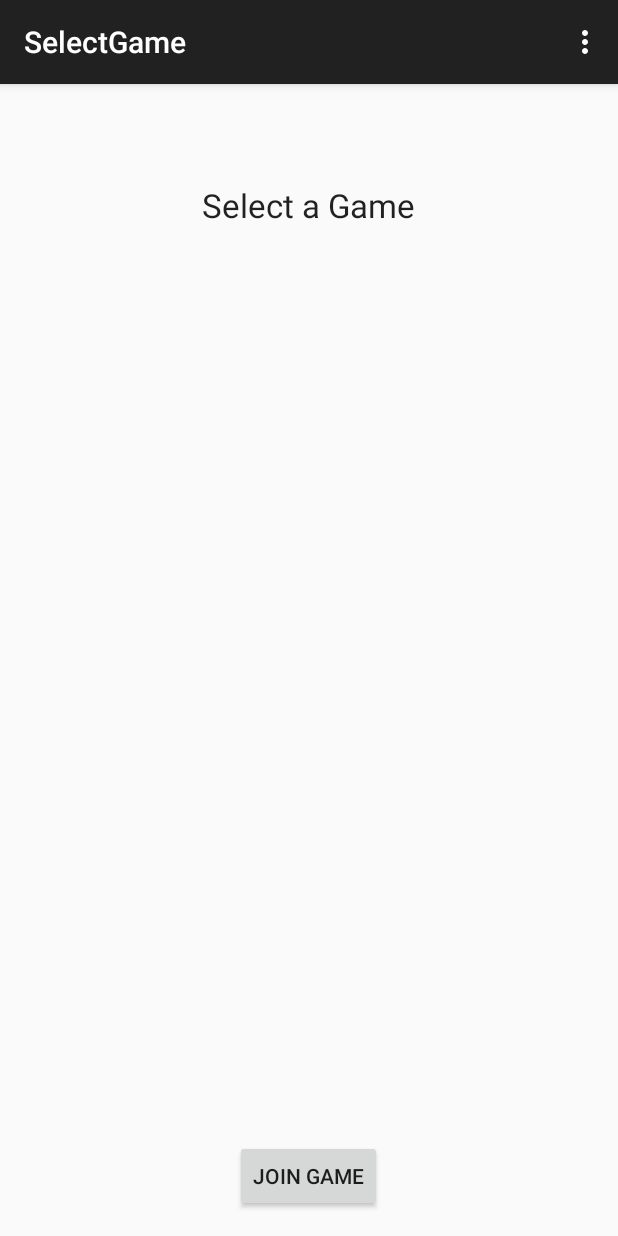
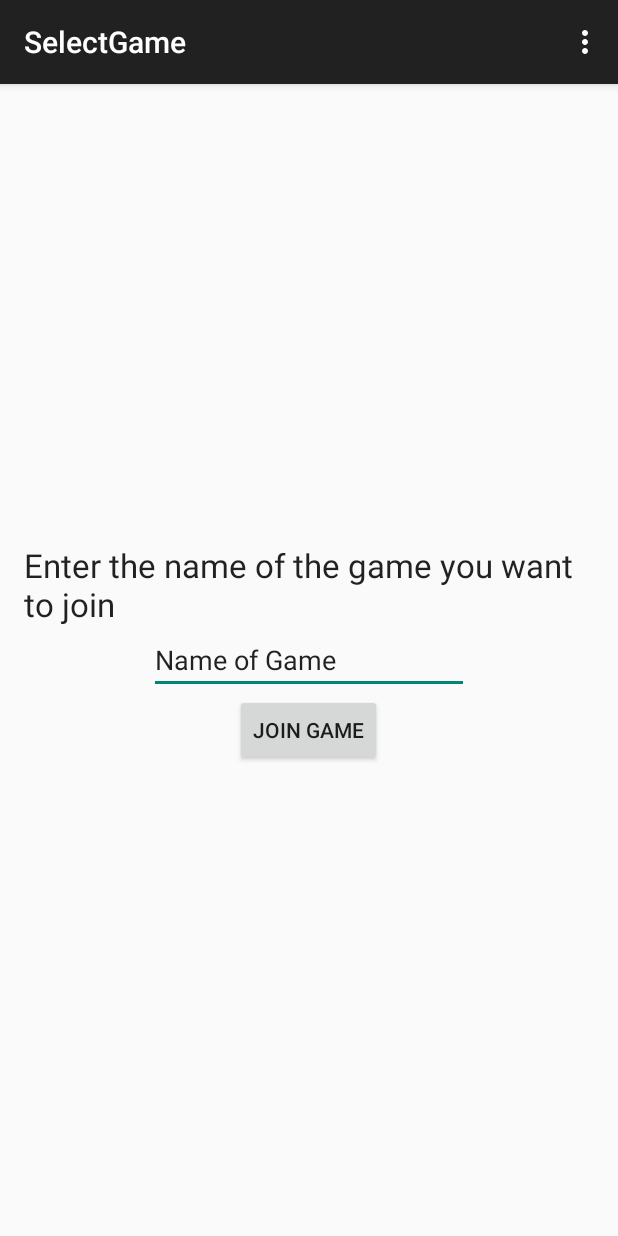
Before and after one commit to timothybranch/nwhacks2015, an Android app: the SelectGame screen opened directly, with no data from a screen before it, on a phone screen of 412 x 824 dp. Run offline under Robolectric (Android 15) with nearby library versions, the phone set to English and light mode, and no system bars.

Commit message:
Changed selection of game to typing

```diff
--- a/app/src/main/res/layout/activity_main.xml
+++ b/app/src/main/res/layout/activity_main.xml
@@ -20,7 +20,6 @@
         android:layout_height="wrap_content"
         android:text="Join Game"
         android:id="@+id/buttonJoin"
-        android:layout_marginTop="69dp"
         android:layout_below="@+id/buttonNew"
         android:layout_alignLeft="@+id/buttonNew"
         android:layout_alignStart="@+id/buttonNew" />
@@ -33,7 +32,6 @@
         android:ems="10"
         android:id="@+id/playerName"
         android:layout_above="@+id/buttonNew"
-        android:layout_centerHorizontal="true"
-        android:layout_marginBottom="62dp" />
+        android:layout_centerHorizontal="true" />
 
 </RelativeLayout>
--- a/app/src/main/res/layout/activity_select_game.xml
+++ b/app/src/main/res/layout/activity_select_game.xml
@@ -7,31 +7,32 @@
     tools:context="ubc.nwhacks2015.SelectGame"
     android:id="@+id/selectGame">
 
-    <TextView
-        android:layout_width="wrap_content"
-        android:layout_height="wrap_content"
-        android:textAppearance="?android:attr/textAppearanceLarge"
-        android:text="Select a Game"
-        android:id="@+id/textView"
-        android:layout_alignParentTop="true"
-        android:layout_centerHorizontal="true"
-        android:layout_marginTop="50dp" />
-
-    <ListView
-        android:layout_width="wrap_content"
-        android:layout_height="wrap_content"
-        android:id="@+id/listGames"
-        android:choiceMode="singleChoice"
-        android:layout_centerHorizontal="true"
-        android:layout_above="@+id/buttonJoin"
-        android:layout_below="@+id/textView" />
-
     <Button
         android:layout_width="wrap_content"
         android:layout_height="wrap_content"
         android:text="Join Game"
         android:id="@+id/buttonJoin"
-        android:layout_alignParentBottom="true"
+        android:layout_below="@+id/nameOfGame"
         android:layout_centerHorizontal="true" />
 
+    <EditText
+        android:layout_width="wrap_content"
+        android:layout_height="wrap_content"
+        android:inputType="textPersonName"
+        android:text="Name of Game"
+        android:ems="10"
+        android:id="@+id/nameOfGame"
+        android:layout_centerVertical="true"
+        android:layout_centerHorizontal="true" />
+
+    <TextView
+        android:layout_width="wrap_content"
+        android:layout_height="wrap_content"
+        android:textAppearance="?android:attr/textAppearanceLarge"
+        android:text="Enter the name of the game you want to join"
+        android:id="@+id/textView"
+        android:layout_above="@+id/nameOfGame"
+        android:layout_alignParentLeft="true"
+        android:layout_alignParentStart="true" />
+
 </RelativeLayout>
```
